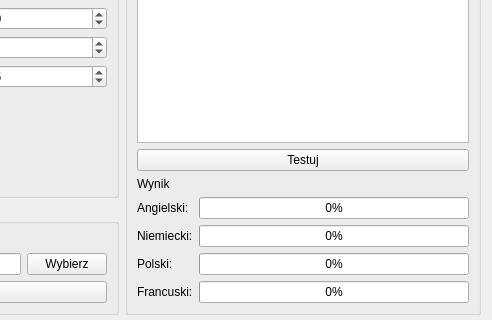
First picture: the form in bmmsi.ui, repository Mogget/BMMSI, before the edit; both pictures show x 248 to 740 and y 120 to 440 of the 740 by 700 pixel window.
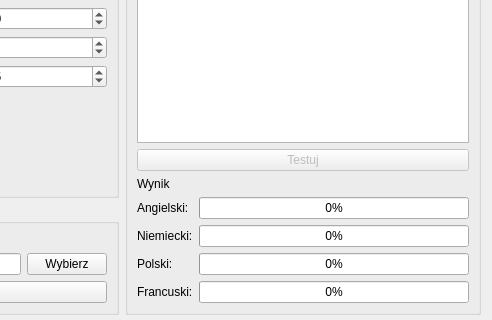
Second picture: the form after the edit.

Commit message: małe poprawki w kodzie i gui

What changed in the file:
```diff
--- a/bmmsi.ui
+++ b/bmmsi.ui
@@ -308,6 +308,9 @@
       </item>
       <item row="2" column="0">
        <widget class="QPushButton" name="ib_testuj">
+        <property name="enabled">
+         <bool>false</bool>
+        </property>
         <property name="text">
          <string>Testuj</string>
         </property>
```
Left out of the diff: 6 changed lines with no effect on the pictures. The commit also changes 4 other files.
